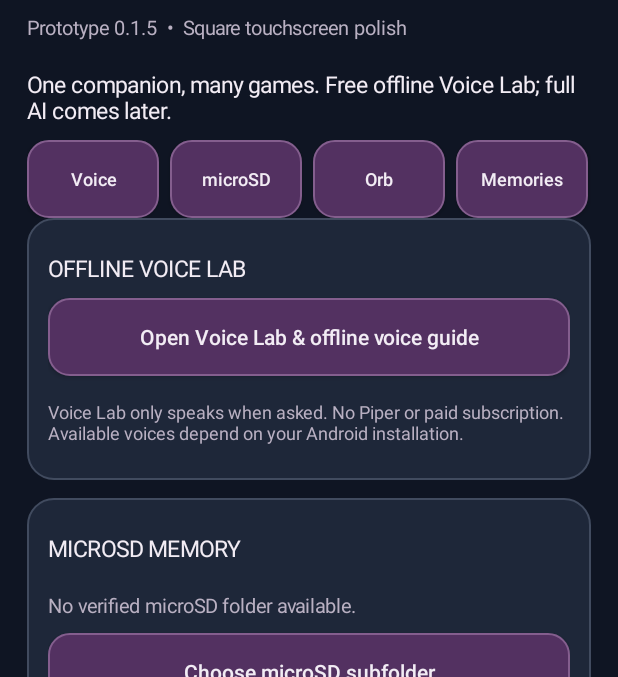
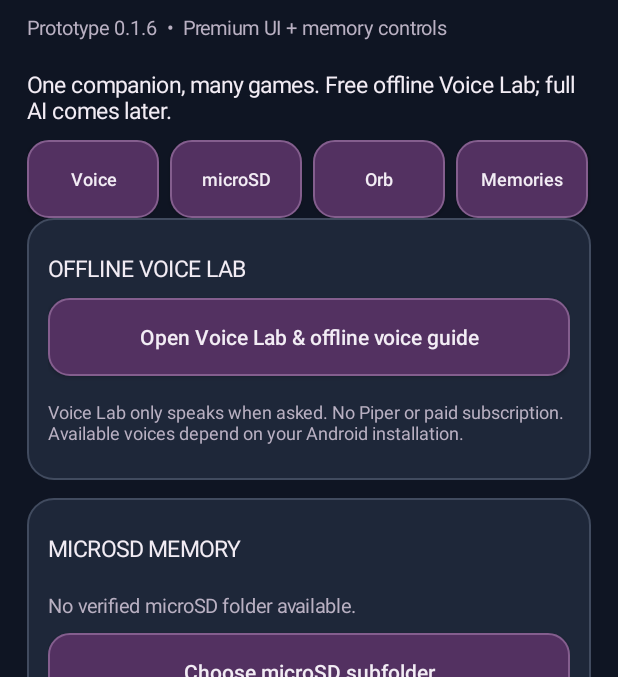
Before and after one commit to ValentineBSAA/Gaming-AI-, an Android app: the screen it shows after launch (MainActivity), on a phone screen of 412 x 824 dp, the part 108-785 px from its top. Run offline under Robolectric (Android 15) with nearby library versions, the phone set to English and light mode, and no system bars; network calls fail.

Commit message:
feat: integrate memory library and version bump v0.1.6

```diff
--- a/app/src/main/java/com/valentinebsaa/gamingai/MainActivity.java
+++ b/app/src/main/java/com/valentinebsaa/gamingai/MainActivity.java
@@ -63,7 +63,7 @@ public final class MainActivity extends Activity {
         mainScroll.requestFocus();
 
         addText(root, "Gaming AI · Rotate", 26, foreground);
-        addText(root, "Prototype 0.1.5  •  Square touchscreen polish", 13, muted);
+        addText(root, "Prototype 0.1.6  •  Premium UI + memory controls", 13, muted);
         addText(root, "One companion, many games. Free offline Voice Lab; full AI comes later.",
             15, foreground);
 
@@ -136,6 +136,8 @@ public final class MainActivity extends Activity {
         button(memoryCard, "Offline push-to-talk · Open Voice Lab", v -> openVoiceLab());
         button(memoryCard, "Compact unpinned memories", this::compact);
         button(memoryCard, "Refresh saved memories", this::refresh);
+        button(memoryCard, "Open Memory Library · edit, pin, backup", v ->
+            startActivity(new Intent(this, MemoryLibraryActivity.class)));
         status = addText(memoryCard, "No recording occurs on this screen. "
             + "Voice Lab's microphone activates only when requested.", 13, muted);
         addText(memoryCard, "RECENT MEMORIES", 15, foreground);
@@ -452,6 +454,11 @@ public final class MainActivity extends Activity {
         } catch (Exception e) { setStatus("Compaction not applied: " + e.getMessage()); }
     }
 
+    @Override protected void onResume() {
+        super.onResume();
+        if (overview != null && recent != null) refresh();
+    }
+
     private void refresh(View ignored) { refresh(); }
 
     private void refresh() {
```
